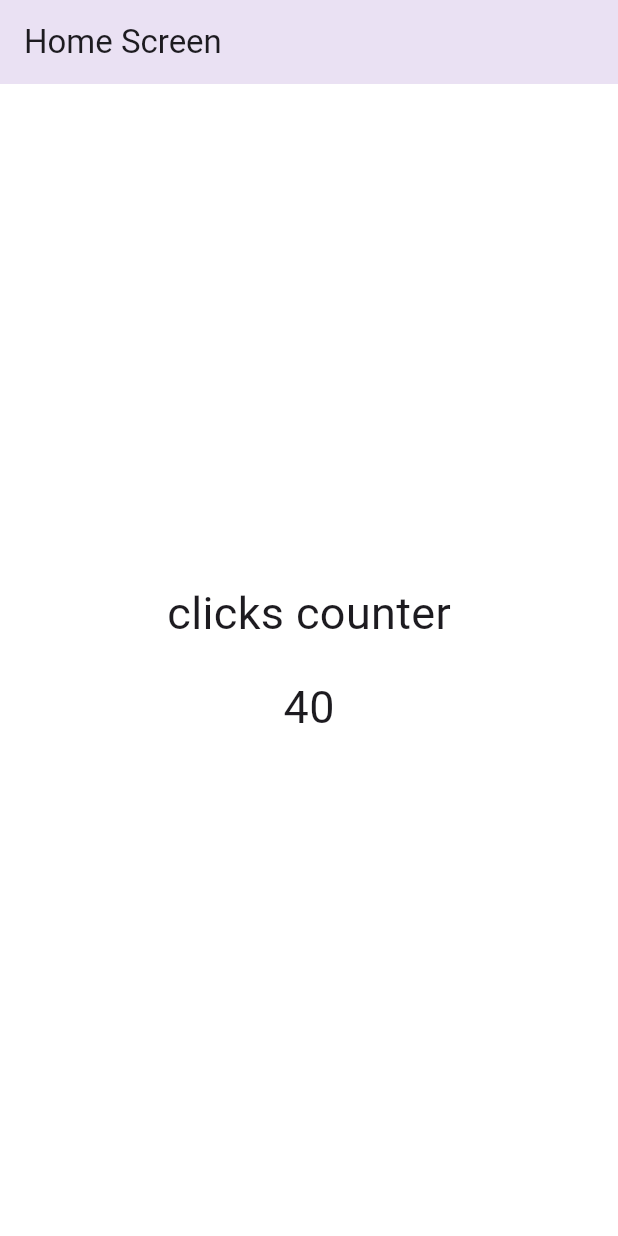
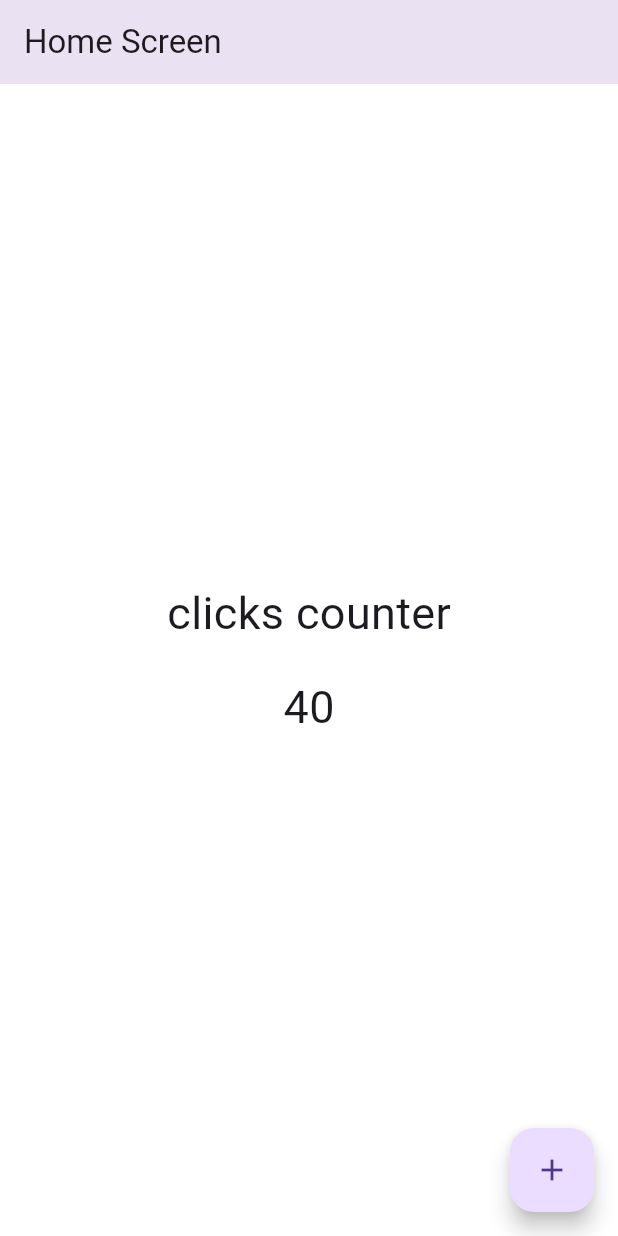
Before and after one commit to diagomezpa/Flutter-Seccion5-Contador, a Flutter app: the screen it shows after launch, on a phone screen of 412 x 824 dp. Run offline on Flutter 3.47's test engine with Material 3 defaults, Android fonts, the phone set to English and light mode, and no system bars.

Commit message:
seccion 5 video 54 Tarea - Cambiar la ubicación del FloatingActionButton

```diff
--- a/lib/screens/home_screen.dart
+++ b/lib/screens/home_screen.dart
@@ -36,6 +36,14 @@ class HomeScreen extends StatelessWidget {
         ],
       ),
       ),
+     // floatingActionButtonLocation: FloatingActionButtonLocation.centerFloat,
+      floatingActionButton: FloatingActionButton(
+        onPressed: () {
+          // Aquí puedes agregar la lógica para incrementar el contador
+          print('Floating Action Button Pressed');
+        },
+        child: const Icon(Icons.add),
+      ),
     );
   }
 }
```
